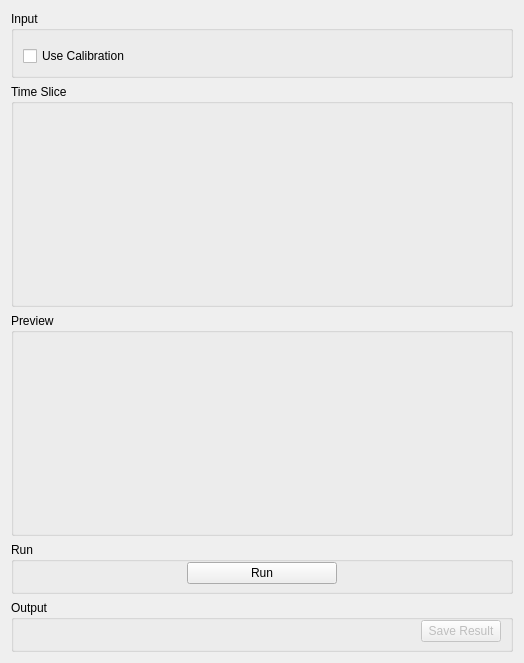
Before: the Qt Designer form qt/scientific_interfaces/Indirect/Reduction/ISISDiagnostics.ui in mantidproject/mantid, drawn with Qt 5.
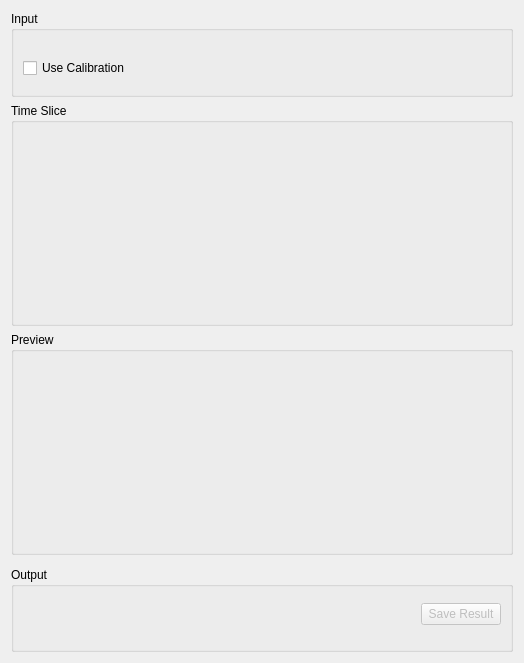
After: the same form once the commit is applied. Custom widgets are drawn as their Qt base class.

Commit message: Use RunWidget in ISIS Diagnostics tab

The edit to the form file:
```diff
--- a/qt/scientific_interfaces/Indirect/Reduction/ISISDiagnostics.ui
+++ b/qt/scientific_interfaces/Indirect/Reduction/ISISDiagnostics.ui
@@ -7,7 +7,7 @@
     <x>0</x>
     <y>0</y>
     <width>524</width>
-    <height>634</height>
+    <height>663</height>
    </rect>
   </property>
   <property name="minimumSize">
@@ -202,69 +202,13 @@
     </widget>
    </item>
    <item>
-    <widget class="QGroupBox" name="gbRun">
+    <widget class="MantidQt::CustomInterfaces::RunView" name="runWidget" native="true">
      <property name="sizePolicy">
       <sizepolicy hsizetype="Preferred" vsizetype="Fixed">
        <horstretch>0</horstretch>
        <verstretch>0</verstretch>
       </sizepolicy>
      </property>
-     <property name="title">
-      <string>Run</string>
-     </property>
-     <layout class="QHBoxLayout" name="horizontalLayout">
-      <property name="topMargin">
-       <number>0</number>
-      </property>
-      <property name="bottomMargin">
-       <number>7</number>
-      </property>
-      <item>
-       <spacer name="horizontalSpacer">
-        <property name="orientation">
-         <enum>Qt::Horizontal</enum>
-        </property>
-        <property name="sizeHint" stdset="0">
-         <size>
-          <width>197</width>
-          <height>20</height>
-         </size>
-        </property>
-       </spacer>
-      </item>
-      <item>
-       <widget class="QPushButton" name="pbRun">
-        <property name="minimumSize">
-         <size>
-          <width>150</width>
-          <height>0</height>
-         </size>
-        </property>
-        <property name="maximumSize">
-         <size>
-          <width>180</width>
-          <height>16777215</height>
-         </size>
-        </property>
-        <property name="text">
-         <string>Run</string>
-        </property>
-       </widget>
-      </item>
-      <item>
-       <spacer name="horizontalSpacer_2">
-        <property name="orientation">
-         <enum>Qt::Horizontal</enum>
-        </property>
-        <property name="sizeHint" stdset="0">
-         <size>
-          <width>196</width>
-          <height>20</height>
-         </size>
-        </property>
-       </spacer>
-      </item>
-     </layout>
     </widget>
    </item>
    <item>
@@ -334,6 +278,12 @@
    <header>MantidQtWidgets/Common/FileFinderWidget.h</header>
    <container>1</container>
   </customwidget>
+  <customwidget>
+   <class>MantidQt::CustomInterfaces::RunView</class>
+   <extends>QWidget</extends>
+   <header>Common/RunWidget/RunView.h</header>
+   <container>1</container>
+  </customwidget>
  </customwidgets>
  <tabstops>
   <tabstop>ckUseCalibration</tabstop>
```
The commit also changes 2 other files.
